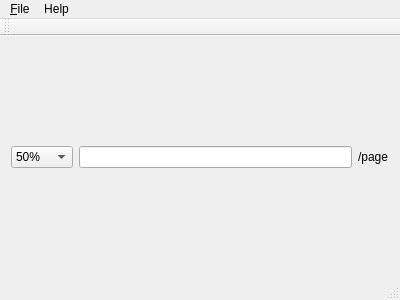
Qt form Mini-Pdf-Reader/mainwindow.ui (ylzf0000/Mini-Pdf-Reader) before a commit.
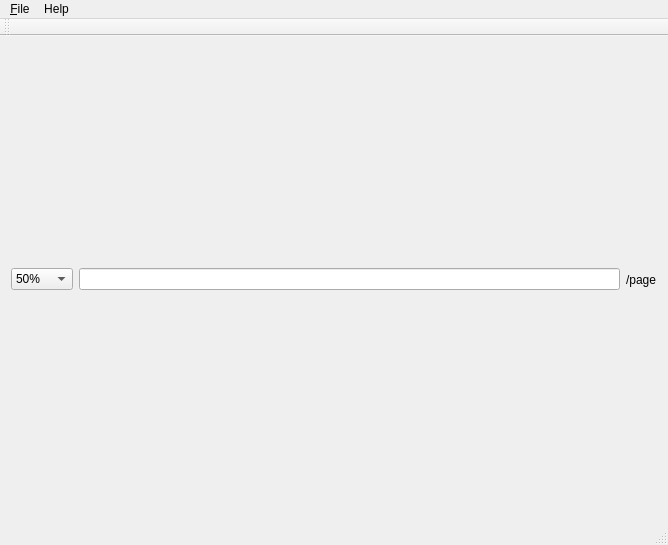
The same form after that commit.

What changed in the file:
```diff
--- a/Mini-Pdf-Reader/mainwindow.ui
+++ b/Mini-Pdf-Reader/mainwindow.ui
@@ -6,8 +6,8 @@
    <rect>
     <x>0</x>
     <y>0</y>
-    <width>400</width>
-    <height>300</height>
+    <width>668</width>
+    <height>545</height>
    </rect>
   </property>
   <property name="windowTitle">
@@ -74,7 +74,7 @@
     <rect>
      <x>0</x>
      <y>0</y>
-     <width>400</width>
+     <width>668</width>
      <height>23</height>
     </rect>
    </property>
```
Left out of the diff: 9 changed lines with no effect on the pictures.
